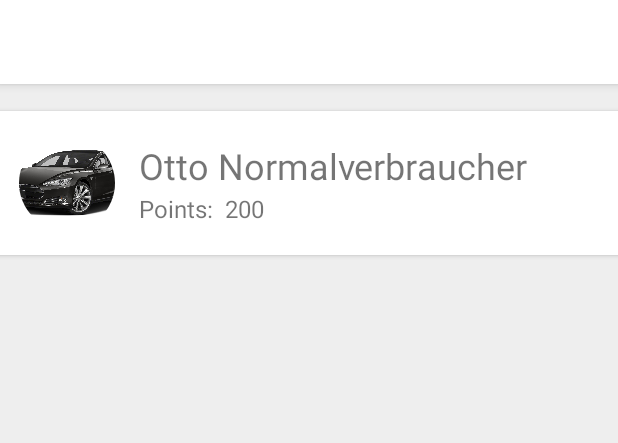
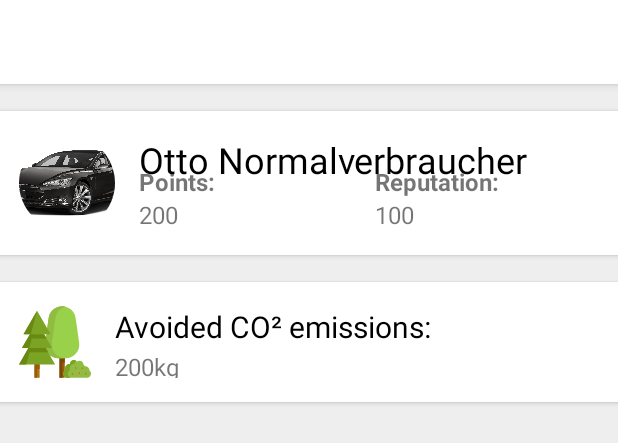
Before and after one commit to ShopIt-Developments/mobility-android, an Android app: the layout activity_profile.xml on its own in the app's theme, with its tools: preview values and no code run, on a phone screen of 412 x 824 dp. Shown: the top 443 px of the screen. Run offline under Robolectric (Android 15) with nearby library versions, the phone set to English and light mode, and no system bars.

Commit message:
Added user model + loading of data

```diff
--- a/app/src/main/java/com/mobility/android/data/network/Endpoint.java
+++ b/app/src/main/java/com/mobility/android/data/network/Endpoint.java
@@ -20,6 +20,7 @@ public final class Endpoint {
     public static final String PAYMENT_CANCEL = "/payment/cancel/{order_id}";
 
     public static final String FCM_TOKEN = "fcm/token/{token}";
+    public static final String USER = "user";
 
     private Endpoint() {
     }
--- /dev/null
+++ b/app/src/main/java/com/mobility/android/data/network/api/UserApi.java
@@ -0,0 +1,20 @@
+package com.mobility.android.data.network.api;
+
+import com.mobility.android.data.network.Endpoint;
+import com.mobility.android.data.network.model.UserModel;
+
+import retrofit2.http.GET;
+import rx.Observable;
+
+/**
+ * Created on 16.10.2016.
+ *
+ * @author Martin
+ */
+
+public interface UserApi {
+
+    @GET(Endpoint.USER)
+    Observable<UserModel> getUser();
+
+}
--- /dev/null
+++ b/app/src/main/java/com/mobility/android/data/network/model/UserModel.java
@@ -0,0 +1,35 @@
+package com.mobility.android.data.network.model;
+
+import com.google.gson.annotations.SerializedName;
+
+/**
+ * Created on 16.10.2016.
+ *
+ * @author Martin
+ */
+
+public class UserModel {
+
+    @SerializedName("user_id")
+    public String userId;
+
+    public String name;
+
+    public String address;
+
+    public String telephone;
+
+    public int points;
+
+    @SerializedName("average_rating")
+    public float averageRating;
+
+    @SerializedName("ratings_count")
+    public int ratingsCount;
+
+    @SerializedName("driven_time")
+    public String drivenTime;
+
+    public int emissions;
+
+}
--- a/app/src/main/java/com/mobility/android/ui/profile/ProfileActivity.java
+++ b/app/src/main/java/com/mobility/android/ui/profile/ProfileActivity.java
@@ -3,7 +3,6 @@ package com.mobility.android.ui.profile;
 import android.os.Bundle;
 import android.support.annotation.Nullable;
 import android.support.v4.widget.SwipeRefreshLayout;
-import android.support.v7.app.AppCompatActivity;
 import android.support.v7.widget.Toolbar;
 import android.widget.TextView;
 
@@ -12,12 +11,19 @@ import com.google.firebase.auth.FirebaseAuth;
 import com.google.firebase.auth.FirebaseUser;
 import com.mobility.android.Config;
 import com.mobility.android.R;
+import com.mobility.android.data.network.RestClient;
+import com.mobility.android.data.network.api.UserApi;
+import com.mobility.android.data.network.model.UserModel;
+import com.trello.rxlifecycle.components.support.RxAppCompatActivity;
 
-import java.util.Random;
+import java.util.Locale;
 
 import butterknife.BindView;
 import butterknife.ButterKnife;
 import de.hdodenhof.circleimageview.CircleImageView;
+import rx.Observer;
+import rx.android.schedulers.AndroidSchedulers;
+import rx.schedulers.Schedulers;
 import timber.log.Timber;
 
 /**
@@ -26,15 +32,19 @@ import timber.log.Timber;
  * @author Martin
  */
 
-public class ProfileActivity extends AppCompatActivity {
+public class ProfileActivity extends RxAppCompatActivity {
 
     @BindView(R.id.toolbar) Toolbar toolbar;
     @BindView(R.id.profile_picture) CircleImageView profilePicture;
     @BindView(R.id.profile_name) TextView name;
     @BindView(R.id.profile_points) TextView points;
     @BindView(R.id.profile_refresh) SwipeRefreshLayout swipeRefreshLayout;
+    @BindView(R.id.profile_avoided_co2) TextView avoidedCO2;
+    @BindView(R.id.profile_reputation) TextView reputation;
 
     private FirebaseUser mUser;
+
+    private UserApi mApi;
 
     @Override
     protected void onCreate(@Nullable Bundle savedInstanceState) {
@@ -49,6 +59,8 @@ public class ProfileActivity extends AppCompatActivity {
             Timber.e("User is not logged in!");
             return;
         }
+
+        mApi = RestClient.ADAPTER.create(UserApi.class);
 
         setSupportActionBar(toolbar);
         //noinspection ConstantConditions
@@ -65,10 +77,34 @@ public class ProfileActivity extends AppCompatActivity {
     }
 
     private void loadUserInfo() {
+        swipeRefreshLayout.setRefreshing(true);
+
+        mApi.getUser()
+                .compose(bindToLifecycle())
+                .subscribeOn(Schedulers.io())
+                .observeOn(AndroidSchedulers.mainThread())
+                .subscribe(new Observer<UserModel>() {
+                    @Override
+                    public void onCompleted() {
+                        swipeRefreshLayout.setRefreshing(false);
+                    }
+
+                    @Override
+                    public void onError(Throwable e) {
+                        e.printStackTrace();
+                        swipeRefreshLayout.setRefreshing(false);
+                    }
+
+                    @Override
+                    public void onNext(UserModel userModel) {
+                        points.setText(String.valueOf(userModel.points));
+                        avoidedCO2.setText(String.format(Locale.getDefault(), "%d grams", userModel.emissions));
+                        reputation.setText(String.valueOf(userModel.averageRating));
+                    }
+                });
+
+
         Glide.with(this).load(mUser.getPhotoUrl()).into(profilePicture);
         name.setText(mUser.getDisplayName());
-        points.setText(String.valueOf(new Random().nextInt(500)));
-
-        swipeRefreshLayout.setRefreshing(false);
     }
 }
--- /dev/null
+++ b/app/src/main/res/drawable/ic_forest.xml
@@ -0,0 +1,22 @@
+<vector android:height="24dp" android:viewportHeight="392.83"
+    android:viewportWidth="392.83" android:width="24dp" xmlns:android="http://schemas.android.com/apk/res/android">
+    <path android:fillColor="#995C0D" android:pathData="M249.7,285.2v67.8c-4.9,4 -4.9,29.8 0,33.7v4.8h-28.8v-106.3H249.7z"/>
+    <path android:fillColor="#7C4605" android:pathData="M249.7,279.1l-28.8,0l0,10.8l0,18.8l0,82.8l15,0l0,-82.8l13.8,0z"/>
+    <path android:fillColor="#B27214" android:pathData="M84.4,318.9h28.2v72.6h-28.2z"/>
+    <path android:fillColor="#995B0A" android:pathData="M112.6,314.4l-28.2,0l0,4.4l0,25.5l0,47.1l15,0l0,-47.1l13.2,0z"/>
+    <path android:fillColor="#9AD14B" android:pathData="M172.4,153.9l-18.6,-32.3l8,-56.4c5.2,-36.6 36.6,-63.8 73.6,-63.8c18.5,0 35.6,6.8 48.7,18.2c13.1,11.4 22.3,27.3 24.9,45.7l19.2,135.1c6.4,44.7 -28.4,84.8 -73.6,84.8h-4.8h-0h-28.8h-0h-4.8c-19.1,0 -36.4,-7.2 -49.4,-18.8l-21.2,-36.7h35.4l-26.1,-45.2C146.9,170.9 156.7,153.9 172.4,153.9L172.4,153.9z"/>
+    <path android:fillColor="#90BC42" android:pathData="M179.5,200.4l19.2,-135.1c2.6,-18.3 11.7,-34.3 24.9,-45.7c8.6,-7.5 18.9,-12.9 30.2,-15.8c-5.9,-1.5 -12.1,-2.3 -18.5,-2.3c-18.5,0 -35.6,6.8 -48.7,18.2c-13.1,11.4 -22.3,27.3 -24.9,45.7l-19.2,135.1c-6.4,44.7 28.4,84.8 73.6,84.8h4.8h0h28.8h0h3.4C207.9,285.2 173.2,245.2 179.5,200.4z"/>
+    <path android:fillColor="#7BA324" android:pathData="M197,318.9l-197,0l38.2,-66.2l13.3,-23l52.3,-11.6l41.7,11.6l13.3,23l7.9,13.7z"/>
+    <path android:fillColor="#698912" android:pathData="M158.8,252.6l-13.3,-23l-81.9,0l10.3,-38.7l-22.4,38.7l-0,0l-13.3,23l0,0l-38.2,66.2l35.2,0l4.6,0l17.6,-66.2z"/>
+    <path android:fillColor="#7BA324" android:pathData="M180.9,229.6l-164.8,0l30.4,-52.7l13.3,-23l39.9,-13.8l37.4,13.8l13.3,23z"/>
+    <path android:fillColor="#698912" android:pathData="M150.4,176.9l-13.3,-23l-61.1,0l13.9,-52.2l-73.9,127.9l35.2,0l4.6,0l14,-52.7z"/>
+    <path android:fillColor="#7BA324" android:pathData="M98.5,26l55.2,95.6l18.6,32.3l-23.2,0l-12,0l-77.3,0l-35.2,0z"/>
+    <path android:fillColor="#698912" android:pathData="M59.8,153.9l4.6,0l34.1,-127.9l-73.9,127.9z"/>
+    <path android:fillColor="#90BC42" android:pathData="M249.7,386.7c-4.9,-4 -8.1,-10 -8.1,-16.9c0,-6.8 3.2,-12.9 8.1,-16.9c1,-0.8 2.1,-1.5 3.2,-2.2c-1,-2.7 -1.5,-5.5 -1.5,-8.6c0,-13.9 11.2,-25.1 25.1,-25.1c0.5,0 0.9,0 1.4,0.1c-0,-0.4 -0.1,-0.8 -0.1,-1.1c0,-11.9 9.7,-21.6 21.6,-21.6c7.2,0 13.6,3.6 17.5,9c3.7,-3.1 8.6,-5 13.8,-5c11.9,0 21.6,9.7 21.6,21.6c0,0.5 -0,1 -0.1,1.5c3.5,1.8 6.4,4.5 8.5,7.8c13.5,0.1 24.4,10.9 24.9,24.3c4.4,4 7.2,9.7 7.2,16.1c0,11.9 -9.7,21.6 -21.6,21.6H263.2C258.1,391.4 253.4,389.6 249.7,386.7z"/>
+    <path android:fillColor="#7BA324" android:pathData="M266.6,369.8c0,-6.8 3.2,-12.9 8.1,-16.9c1,-0.8 2.1,-1.5 3.2,-2.2c-1,-2.7 -1.5,-5.5 -1.5,-8.6c0,-13.9 11.2,-25.1 25.1,-25.1c0.5,0 0.9,0 1.4,0.1c-0,-0.4 -0.1,-0.8 -0.1,-1.1c0,-7.3 3.6,-13.7 9.1,-17.6c-3.5,-2.5 -7.8,-4 -12.5,-4c-11.9,0 -21.6,9.7 -21.6,21.6c0,0.4 0,0.8 0.1,1.1c-0.5,-0 -0.9,-0.1 -1.4,-0.1c-13.9,0 -25.1,11.2 -25.1,25.1c0,3 0.6,5.9 1.5,8.6c-1.1,0.6 -2.2,1.3 -3.2,2.2c-4.9,4 -8.1,10 -8.1,16.9c0,6.8 3.2,12.9 8.1,16.9c3.7,3 8.4,4.8 13.5,4.8h25c-5.1,0 -9.8,-1.8 -13.5,-4.8C269.8,382.7 266.6,376.6 266.6,369.8z"/>
+    <path android:fillColor="#F95428" android:pathData="M345.8,339.9m-3.8,0a3.8,3.8 0,1 1,7.5 0a3.8,3.8 0,1 1,-7.5 0"/>
+    <path android:fillColor="#F95428" android:pathData="M292.2,371.2m-3.8,0a3.8,3.8 0,1 1,7.5 0a3.8,3.8 0,1 1,-7.5 0"/>
+    <path android:fillColor="#F95428" android:pathData="M310.3,338.2m-3.8,0a3.8,3.8 0,1 1,7.5 0a3.8,3.8 0,1 1,-7.5 0"/>
+    <path android:fillColor="#F95428" android:pathData="M364.4,369m-3.8,0a3.8,3.8 0,1 1,7.5 0a3.8,3.8 0,1 1,-7.5 0"/>
+    <path android:fillColor="#F95428" android:pathData="M329.2,366.3m-3.8,0a3.8,3.8 0,1 1,7.5 0a3.8,3.8 0,1 1,-7.5 0"/>
+</vector>
--- a/app/src/main/res/layout/activity_profile.xml
+++ b/app/src/main/res/layout/activity_profile.xml
@@ -49,32 +49,68 @@
                         android:layout_width="wrap_content"
                         android:layout_height="wrap_content"
                         android:layout_alignTop="@id/profile_picture"
-                        android:layout_marginTop="4dp"
                         android:layout_toEndOf="@id/profile_picture"
                         android:text="Otto Normalverbraucher"
+                        android:textColor="@color/black"
                         android:textSize="24sp"
                         tools:ignore="HardcodedText"/>
 
-                    <TextView
-                        android:id="@+id/profile_points_title"
-                        android:layout_width="wrap_content"
+                    <LinearLayout
+                        android:layout_width="match_parent"
                         android:layout_height="wrap_content"
                         android:layout_alignBottom="@id/profile_picture"
                         android:layout_alignStart="@id/profile_name"
-                        android:layout_marginBottom="4dp"
                         android:layout_marginEnd="8dp"
+                        android:orientation="horizontal">
+
+
+                        <LinearLayout
+                            android:layout_width="0dp"
+                            android:layout_height="wrap_content"
+                            android:layout_weight="1"
+                            android:orientation="vertical">
+
+                            <TextView
+                                android:layout_width="match_parent"
+                                android:layout_height="match_parent"
                                 android:text="@string/points"
-                        android:textSize="16sp"/>
+                                android:textSize="16sp"
+                                android:textStyle="bold"/>
 
                             <TextView
                                 android:id="@+id/profile_points"
-                        android:layout_width="wrap_content"
-                        android:layout_height="wrap_content"
-                        android:layout_alignBottom="@id/profile_points_title"
-                        android:layout_toEndOf="@id/profile_points_title"
+                                android:layout_width="match_parent"
+                                android:layout_height="match_parent"
                                 android:text="200"
                                 android:textSize="16sp"
                                 tools:ignore="HardcodedText"/>
+
+                        </LinearLayout>
+
+                        <LinearLayout
+                            android:layout_width="0dp"
+                            android:layout_height="wrap_content"
+                            android:layout_weight="1"
+                            android:orientation="vertical">
+
+                            <TextView
+                                android:layout_width="match_parent"
+                                android:layout_height="match_parent"
+                                android:text="@string/reputation"
+                                android:textSize="16sp"
+                                android:textStyle="bold"/>
+
+                            <TextView
+                                android:id="@+id/profile_reputation"
+                                android:layout_width="match_parent"
+                                android:layout_height="match_parent"
+                                android:text="100"
+                                android:textSize="16sp"
+                                tools:ignore="HardcodedText"/>
+
+                        </LinearLayout>
+
+                    </LinearLayout>
 
                 </RelativeLayout>
 
@@ -91,11 +127,46 @@
                 card_view:cardBackgroundColor="@color/card_background"
                 card_view:cardElevation="@dimen/card_elevation">
 
-                <android.support.v7.widget.RecyclerView
+                <LinearLayout
                     android:layout_width="match_parent"
-                    android:layout_height="wrap_content">
+                    android:layout_height="wrap_content"
+                    android:layout_margin="8dp"
+                    android:orientation="horizontal">
 
-                </android.support.v7.widget.RecyclerView>
+                    <ImageView
+                        android:layout_width="48dp"
+                        android:layout_height="48dp"
+                        android:layout_margin="8dp"
+                        android:src="@drawable/ic_forest"/>
+
+                    <LinearLayout
+                        android:layout_width="match_parent"
+                        android:layout_height="match_parent"
+                        android:layout_margin="8dp"
+                        android:orientation="vertical">
+
+                        <TextView
+                            android:layout_width="match_parent"
+                            android:layout_height="match_parent"
+                            android:layout_gravity="center_vertical"
+                            android:layout_weight="2"
+                            android:text="@string/avoided_co_emissions"
+                            android:textColor="@color/black"
+                            android:textSize="20sp"/>
+
+                        <TextView
+                            android:id="@+id/profile_avoided_co2"
+                            android:layout_width="match_parent"
+                            android:layout_height="match_parent"
+                            android:layout_gravity="center_vertical"
+                            android:layout_weight="3"
+                            android:text="200kg"
+                            android:textSize="16sp"
+                            tools:ignore="HardcodedText"/>
+
+                    </LinearLayout>
+
+                </LinearLayout>
 
             </android.support.v7.widget.CardView>
 
--- a/app/src/main/res/values/strings.xml
+++ b/app/src/main/res/values/strings.xml
@@ -36,5 +36,7 @@
     <string name="error_price_invalid">Price must be between 1 and 150!</string>
     <string name="add_vehicle_information">Add vehicle information</string>
     <string name="points">Points:</string>
+    <string name="avoided_co_emissions">Avoided CO² emissions:</string>
+    <string name="reputation">Reputation:</string>
 
 </resources>
```
Lines whose indentation alone changed are shown as unchanged.
